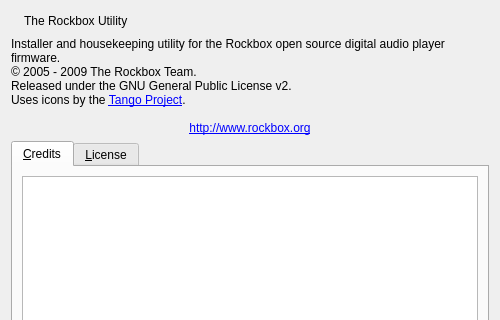
Above: rbutil/rbutilqt/aboutbox.ui from a-martinez/rockbox before the change; both pictures show x 0 to 500 and y 0 to 320 of the 500 by 500 pixel window. Below: the same form after it.
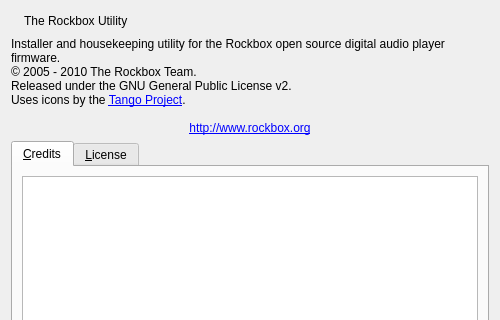
That is the form after the change. Icons and pictures are not drawn.

```diff
--- a/rbutil/rbutilqt/aboutbox.ui
+++ b/rbutil/rbutilqt/aboutbox.ui
@@ -54,7 +54,7 @@
    <item row="1" column="0" colspan="3" >
     <widget class="QLabel" name="labelText" >
      <property name="text" >
-      <string>Installer and housekeeping utility for the Rockbox open source digital audio player firmware.&lt;br/>© 2005 - 2009 The Rockbox Team.&lt;br/>Released under the GNU General Public License v2.&lt;br/>Uses icons by the &lt;a href="http://tango.freedesktop.org/">Tango Project&lt;/a>.&lt;br/>&lt;center>&lt;a href="http://www.rockbox.org">http://www.rockbox.org&lt;/a>&lt;/center></string>
+      <string>Installer and housekeeping utility for the Rockbox open source digital audio player firmware.&lt;br/>© 2005 - 2010 The Rockbox Team.&lt;br/>Released under the GNU General Public License v2.&lt;br/>Uses icons by the &lt;a href="http://tango.freedesktop.org/">Tango Project&lt;/a>.&lt;br/>&lt;center>&lt;a href="http://www.rockbox.org">http://www.rockbox.org&lt;/a>&lt;/center></string>
      </property>
      <property name="textFormat" >
       <enum>Qt::RichText</enum>
```
